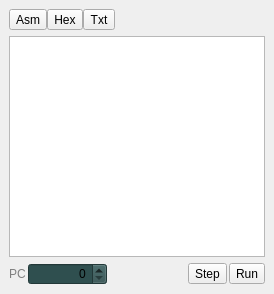
Old version of the form monitorwidget.ui in the repository rjaremczak/mo65x.
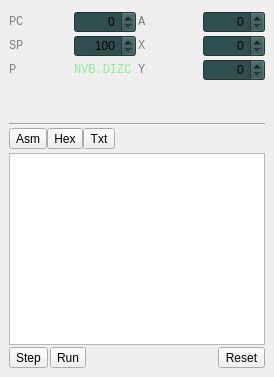
New version of the form. Custom widgets are drawn as their Qt base class.

Commit message: custom classes for byte and word spinbox widgets

```diff
--- a/monitorwidget.ui
+++ b/monitorwidget.ui
@@ -7,7 +7,7 @@
     <x>0</x>
     <y>0</y>
     <width>274</width>
-    <height>294</height>
+    <height>377</height>
    </rect>
   </property>
   <property name="styleSheet">
@@ -25,11 +25,268 @@
   </property>
   <widget class="QWidget" name="dockWidgetContents">
    <layout class="QVBoxLayout" name="verticalLayout">
+    <property name="spacing">
+     <number>2</number>
+    </property>
     <item>
-     <layout class="QHBoxLayout" name="viewModeBox">
+     <layout class="QGridLayout" name="cpuLayout">
+      <property name="topMargin">
+       <number>2</number>
+      </property>
+      <property name="verticalSpacing">
+       <number>2</number>
+      </property>
+      <item row="1" column="0">
+       <widget class="QLabel" name="labelSP">
+        <property name="font">
+         <font>
+          <family>Monospace</family>
+         </font>
+        </property>
+        <property name="styleSheet">
+         <string notr="true">color:gray</string>
+        </property>
+        <property name="text">
+         <string>SP</string>
+        </property>
+       </widget>
+      </item>
+      <item row="2" column="3">
+       <widget class="ByteSpinBox" name="regY">
+        <property name="styleSheet">
+         <string notr="true">background: darkslategray</string>
+        </property>
+        <property name="frame">
+         <bool>true</bool>
+        </property>
+        <property name="alignment">
+         <set>Qt::AlignRight|Qt::AlignTrailing|Qt::AlignVCenter</set>
+        </property>
+        <property name="buttonSymbols">
+         <enum>QAbstractSpinBox::UpDownArrows</enum>
+        </property>
+        <property name="maximum">
+         <number>255</number>
+        </property>
+        <property name="displayIntegerBase">
+         <number>16</number>
+        </property>
+       </widget>
+      </item>
+      <item row="3" column="3">
+       <spacer name="verticalSpacer">
+        <property name="orientation">
+         <enum>Qt::Vertical</enum>
+        </property>
+        <property name="sizeType">
+         <enum>QSizePolicy::MinimumExpanding</enum>
+        </property>
+        <property name="sizeHint" stdset="0">
+         <size>
+          <width>0</width>
+          <height>0</height>
+         </size>
+        </property>
+       </spacer>
+      </item>
+      <item row="2" column="1">
+       <widget class="QLabel" name="flags">
+        <property name="font">
+         <font>
+          <family>Monospace</family>
+         </font>
+        </property>
+        <property name="styleSheet">
+         <string notr="true">color:lightgreen</string>
+        </property>
+        <property name="text">
+         <string>NVB.DIZC</string>
+        </property>
+       </widget>
+      </item>
+      <item row="0" column="2">
+       <widget class="QLabel" name="labelA">
+        <property name="font">
+         <font>
+          <family>Monospace</family>
+         </font>
+        </property>
+        <property name="styleSheet">
+         <string notr="true">color:gray</string>
+        </property>
+        <property name="text">
+         <string>A</string>
+        </property>
+       </widget>
+      </item>
+      <item row="1" column="3">
+       <widget class="ByteSpinBox" name="regX">
+        <property name="styleSheet">
+         <string notr="true">background: darkslategray</string>
+        </property>
+        <property name="frame">
+         <bool>true</bool>
+        </property>
+        <property name="alignment">
+         <set>Qt::AlignRight|Qt::AlignTrailing|Qt::AlignVCenter</set>
+        </property>
+        <property name="buttonSymbols">
+         <enum>QAbstractSpinBox::UpDownArrows</enum>
+        </property>
+        <property name="maximum">
+         <number>255</number>
+        </property>
+        <property name="displayIntegerBase">
+         <number>16</number>
+        </property>
+       </widget>
+      </item>
+      <item row="0" column="0">
+       <widget class="QLabel" name="labelPC">
+        <property name="font">
+         <font>
+          <family>Monospace</family>
+         </font>
+        </property>
+        <property name="styleSheet">
+         <string notr="true">color:gray</string>
+        </property>
+        <property name="text">
+         <string>PC</string>
+        </property>
+       </widget>
+      </item>
+      <item row="0" column="3">
+       <widget class="ByteSpinBox" name="regA">
+        <property name="styleSheet">
+         <string notr="true">background: darkslategray</string>
+        </property>
+        <property name="frame">
+         <bool>true</bool>
+        </property>
+        <property name="alignment">
+         <set>Qt::AlignRight|Qt::AlignTrailing|Qt::AlignVCenter</set>
+        </property>
+        <property name="buttonSymbols">
+         <enum>QAbstractSpinBox::UpDownArrows</enum>
+        </property>
+        <property name="maximum">
+         <number>255</number>
+        </property>
+        <property name="displayIntegerBase">
+         <number>16</number>
+        </property>
+       </widget>
+      </item>
+      <item row="2" column="0">
+       <widget class="QLabel" name="labelP">
+        <property name="font">
+         <font>
+          <family>Monospace</family>
+         </font>
+        </property>
+        <property name="styleSheet">
+         <string notr="true">color:gray</string>
+        </property>
+        <property name="text">
+         <string>P</string>
+        </property>
+       </widget>
+      </item>
+      <item row="1" column="2">
+       <widget class="QLabel" name="label">
+        <property name="font">
+         <font>
+          <family>Monospace</family>
+         </font>
+        </property>
+        <property name="styleSheet">
+         <string notr="true">color:gray</string>
+        </property>
+        <property name="text">
+         <string>X</string>
+        </property>
+       </widget>
+      </item>
+      <item row="1" column="1">
+       <widget class="WordSpinBox" name="regSP">
+        <property name="styleSheet">
+         <string notr="true">background: darkslategray</string>
+        </property>
+        <property name="frame">
+         <bool>true</bool>
+        </property>
+        <property name="alignment">
+         <set>Qt::AlignRight|Qt::AlignTrailing|Qt::AlignVCenter</set>
+        </property>
+        <property name="buttonSymbols">
+         <enum>QAbstractSpinBox::UpDownArrows</enum>
+        </property>
+        <property name="minimum">
+         <number>256</number>
+        </property>
+        <property name="maximum">
+         <number>511</number>
+        </property>
+        <property name="displayIntegerBase">
+         <number>16</number>
+        </property>
+       </widget>
+      </item>
+      <item row="2" column="2">
+       <widget class="QLabel" name="labelY">
+        <property name="font">
+         <font>
+          <family>Monospace</family>
+         </font>
+        </property>
+        <property name="styleSheet">
+         <string notr="true">color:gray</string>
+        </property>
+        <property name="text">
+         <string>Y</string>
+        </property>
+       </widget>
+      </item>
+      <item row="0" column="1">
+       <widget class="WordSpinBox" name="regPC">
+        <property name="styleSheet">
+         <string notr="true">background: darkslategray</string>
+        </property>
+        <property name="frame">
+         <bool>true</bool>
+        </property>
+        <property name="alignment">
+         <set>Qt::AlignRight|Qt::AlignTrailing|Qt::AlignVCenter</set>
+        </property>
+        <property name="buttonSymbols">
+         <enum>QAbstractSpinBox::UpDownArrows</enum>
+        </property>
+        <property name="maximum">
+         <number>65535</number>
+        </property>
+        <property name="displayIntegerBase">
+         <number>16</number>
+        </property>
+       </widget>
+      </item>
+     </layout>
+    </item>
+    <item>
+     <widget class="Line" name="line">
+      <property name="orientation">
+       <enum>Qt::Horizontal</enum>
+      </property>
+     </widget>
+    </item>
+    <item>
+     <layout class="QHBoxLayout" name="viewModeLayout">
       <property name="spacing">
        <number>0</number>
       </property>
+      <property name="bottomMargin">
+       <number>2</number>
+      </property>
       <item>
        <widget class="QToolButton" name="viewModeAsm">
         <property name="text">
@@ -107,58 +364,7 @@
        <number>2</number>
       </property>
       <item>
-       <widget class="QLabel" name="label">
-        <property name="styleSheet">
-         <string notr="true">color:gray</string>
-        </property>
-        <property name="text">
-         <string>PC</string>
-        </property>
-       </widget>
-      </item>
-      <item>
-       <widget class="QSpinBox" name="progAddr">
-        <property name="sizePolicy">
-         <sizepolicy hsizetype="MinimumExpanding" vsizetype="Fixed">
-          <horstretch>0</horstretch>
-          <verstretch>0</verstretch>
-         </sizepolicy>
-        </property>
-        <property name="styleSheet">
-         <string notr="true">background-color:darkslategray</string>
-        </property>
-        <property name="frame">
-         <bool>true</bool>
-        </property>
-        <property name="alignment">
-         <set>Qt::AlignRight|Qt::AlignTrailing|Qt::AlignVCenter</set>
-        </property>
-        <property name="buttonSymbols">
-         <enum>QAbstractSpinBox::UpDownArrows</enum>
-        </property>
-        <property name="maximum">
-         <number>65535</number>
-        </property>
-        <property name="displayIntegerBase">
-         <number>16</number>
-        </property>
-       </widget>
-      </item>
-      <item>
-       <spacer name="horizontalSpacer_2">
-        <property name="orientation">
-         <enum>Qt::Horizontal</enum>
-        </property>
-        <property name="sizeHint" stdset="0">
-         <size>
-          <width>0</width>
-          <height>0</height>
-         </size>
-        </property>
-       </spacer>
-      </item>
-      <item>
-       <widget class="QToolButton" name="progStep">
+       <widget class="QToolButton" name="stepButton">
         <property name="text">
          <string>Step</string>
         </property>
@@ -174,11 +380,43 @@
         </property>
        </widget>
       </item>
+      <item>
+       <spacer name="horizontalSpacer_2">
+        <property name="orientation">
+         <enum>Qt::Horizontal</enum>
+        </property>
+        <property name="sizeHint" stdset="0">
+         <size>
+          <width>0</width>
+          <height>0</height>
+         </size>
+        </property>
+       </spacer>
+      </item>
+      <item>
+       <widget class="QToolButton" name="resetButton">
+        <property name="text">
+         <string>Reset</string>
+        </property>
+       </widget>
+      </item>
      </layout>
     </item>
    </layout>
   </widget>
  </widget>
+ <customwidgets>
+  <customwidget>
+   <class>ByteSpinBox</class>
+   <extends>QSpinBox</extends>
+   <header>bytespinbox.h</header>
+  </customwidget>
+  <customwidget>
+   <class>WordSpinBox</class>
+   <extends>QSpinBox</extends>
+   <header>wordspinbox.h</header>
+  </customwidget>
+ </customwidgets>
  <resources/>
  <connections/>
  <buttongroups>
```
Left out of the diff: 4 changed lines with no effect on the pictures. The commit also changes 16 other files.
